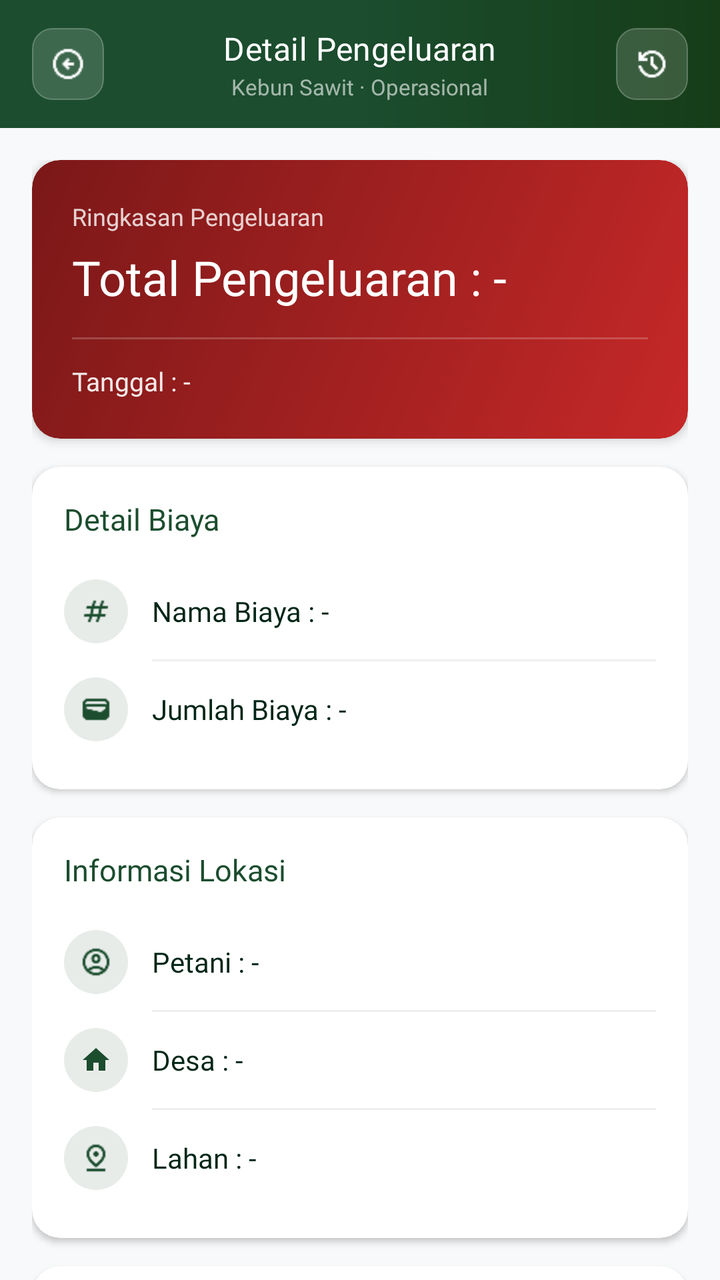
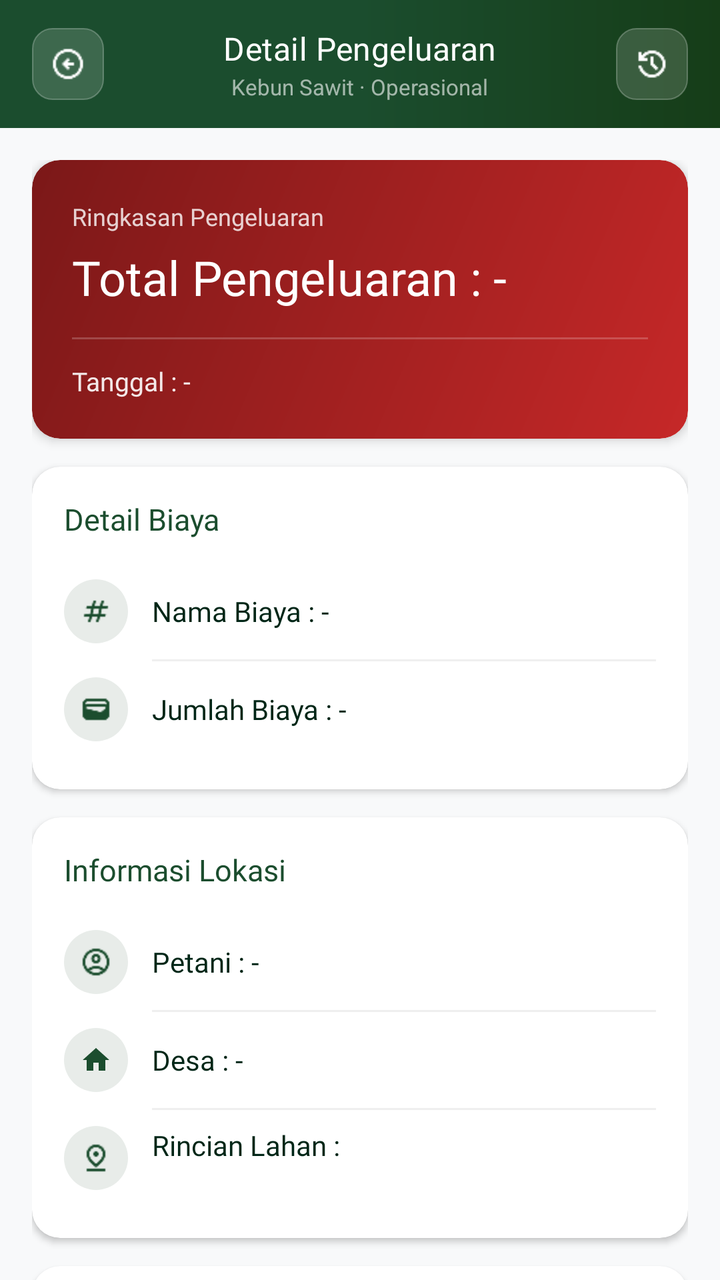

Two renders of the same Android screen: before a commit and after it. Below are the layout's source before the change and the commit's diff.
<!-- AndroidManifest.xml: application theme Theme.Notasawit -->
<!-- res/layout/activity_riwayat_pengeluaran.xml -->
<?xml version="1.0" encoding="utf-8"?>
<androidx.constraintlayout.widget.ConstraintLayout xmlns:android="http://schemas.android.com/apk/res/android"
    xmlns:app="http://schemas.android.com/apk/res-auto"
    xmlns:tools="http://schemas.android.com/tools"
    android:id="@+id/main"
    android:layout_width="match_parent"
    android:layout_height="match_parent"
    android:background="#F8F9FA"
    tools:context=".DetailRiwayatKeuangan.RiwayatPengeluaranActivity">
    
    <LinearLayout
        android:id="@+id/toolbar"
        android:layout_width="match_parent"
        android:layout_height="wrap_content"
        android:orientation="vertical"
        app:layout_constraintTop_toTopOf="parent">

        <LinearLayout
            android:layout_width="match_parent"
            android:layout_height="64dp"
            android:orientation="horizontal"
            android:gravity="center_vertical"
            android:paddingStart="16dp"
            android:paddingEnd="16dp"
            android:background="@drawable/bg_toolbar_gradient">

            
            <LinearLayout
                android:id="@+id/btnBack"
                android:layout_width="36dp"
                android:layout_height="36dp"
                android:gravity="center"
                android:background="@drawable/bg_toolbar_btn"
                android:clickable="true"
                android:focusable="true">

                <ImageView
                    android:layout_width="18dp"
                    android:layout_height="18dp"
                    android:src="@drawable/ic_arrow_left"
                    app:tint="#FFFFFF"
                    android:contentDescription="Kembali" />
            </LinearLayout>

            
            <LinearLayout
                android:layout_width="0dp"
                android:layout_height="wrap_content"
                android:layout_weight="1"
                android:orientation="vertical"
                android:gravity="center_horizontal"
                android:layout_marginStart="12dp"
                android:layout_marginEnd="12dp">

                <TextView
                    android:layout_width="wrap_content"
                    android:layout_height="wrap_content"
                    android:text="Detail Pengeluaran"
                    android:textColor="#FFFFFF"
                    android:textSize="16sp"
                    android:fontFamily="@font/poppins_bold"
                    android:letterSpacing="0.01" />

                <TextView
                    android:layout_width="wrap_content"
                    android:layout_height="wrap_content"
                    android:text="Kebun Sawit · Operasional"
                    android:textColor="#99FFFFFF"
                    android:textSize="11sp"
                    android:layout_marginTop="1dp" />
            </LinearLayout>

            
            <LinearLayout
                android:id="@+id/btnRiwayat"
                android:layout_width="36dp"
                android:layout_height="36dp"
                android:gravity="center"
                android:background="@drawable/bg_toolbar_btn"
                android:clickable="true"
                android:focusable="true">

                <ImageView
                    android:layout_width="18dp"
                    android:layout_height="18dp"
                    android:src="@drawable/ic_history"
                    app:tint="#FFFFFF"
                    android:contentDescription="Riwayat" />
            </LinearLayout>

        </LinearLayout>

    </LinearLayout>

    

    <ScrollView
        android:layout_width="match_parent"
        android:layout_height="0dp"
        android:paddingStart="16dp"
        android:paddingEnd="16dp"
        android:paddingTop="16dp"
        android:paddingBottom="28dp"
        android:clipToPadding="false"
        android:scrollbars="none"
        app:layout_constraintTop_toBottomOf="@id/toolbar"
        app:layout_constraintBottom_toBottomOf="parent">

        <LinearLayout
            android:layout_width="match_parent"
            android:layout_height="wrap_content"
            android:orientation="vertical">



            
            <androidx.cardview.widget.CardView
                android:layout_width="match_parent"
                android:layout_height="wrap_content"
                android:layout_marginBottom="14dp"
                app:cardCornerRadius="14dp"
                app:cardElevation="3dp">

                <LinearLayout
                    android:layout_width="match_parent"
                    android:layout_height="wrap_content"
                    android:orientation="vertical"
                    android:padding="20dp"
                    android:background="@drawable/bg_card_gradient_red">

                    <TextView
                        android:layout_width="wrap_content"
                        android:layout_height="wrap_content"
                        android:text="Ringkasan Pengeluaran"
                        android:textColor="#CCFFFFFF"
                        android:textSize="12sp"
                        android:fontFamily="@font/poppins_medium" />

                    <TextView
                        android:id="@+id/tvTotalPengeluaran"
                        android:layout_width="match_parent"
                        android:layout_height="wrap_content"
                        android:layout_marginTop="6dp"
                        android:text="Total Pengeluaran : -"
                        android:textColor="#FFFFFF"
                        android:textSize="24sp"
                        android:fontFamily="@font/poppins_bold" />

                    <View
                        android:layout_width="match_parent"
                        android:layout_height="1dp"
                        android:layout_marginTop="14dp"
                        android:layout_marginBottom="12dp"
                        android:background="#33FFFFFF" />

                    <TextView
                        android:id="@+id/tvTanggal"
                        android:layout_width="match_parent"
                        android:layout_height="wrap_content"
                        android:text="Tanggal : -"
                        android:textColor="#E6FFFFFF"
                        android:textSize="13sp"
                        android:fontFamily="@font/poppins_medium" />

                </LinearLayout>

            </androidx.cardview.widget.CardView>

            
            <androidx.cardview.widget.CardView
                android:layout_width="match_parent"
                android:layout_height="wrap_content"
                android:layout_marginBottom="14dp"
                app:cardCornerRadius="14dp"
                android:backgroundTint="@color/white"
                app:cardElevation="2dp">

                <LinearLayout
                    android:layout_width="match_parent"
                    android:layout_height="wrap_content"
                    android:orientation="vertical"
                    android:padding="16dp">

                    <TextView
                        android:layout_width="wrap_content"
                        android:layout_height="wrap_content"
                        android:text="Detail Biaya"
                        android:textColor="#1B4D2E"
                        android:textSize="15sp"
                        android:fontFamily="@font/poppins_semibold"
                        android:layout_marginBottom="12dp" />

                    
                    <LinearLayout
                        android:layout_width="match_parent"
                        android:layout_height="wrap_content"
                        android:orientation="horizontal"
                        android:gravity="center_vertical"
                        android:paddingTop="8dp"
                        android:paddingBottom="8dp">

                        <FrameLayout
                            android:layout_width="32dp"
                            android:layout_height="32dp"
                            android:background="@drawable/bg_icon_chip">

                            <ImageView
                                android:layout_width="16dp"
                                android:layout_height="16dp"
                                android:layout_gravity="center"
                                android:src="@drawable/ic_tag"
                                app:tint="#1B4D2E"
                                android:contentDescription="@null" />
                        </FrameLayout>

                        <TextView
                            android:id="@+id/tvNamaBiaya"
                            android:layout_width="0dp"
                            android:layout_height="wrap_content"
                            android:layout_weight="1"
                            android:layout_marginStart="12dp"
                            android:text="Nama Biaya : -"
                            android:textColor="#002617"
                            android:textSize="14sp"
                            android:fontFamily="@font/poppins_medium" />
                    </LinearLayout>

                    <View
                        android:layout_width="match_parent"
                        android:layout_height="1dp"
                        android:layout_marginStart="44dp"
                        android:background="#EFEFEF" />

                    
                    <LinearLayout
                        android:layout_width="match_parent"
                        android:layout_height="wrap_content"
                        android:orientation="horizontal"
                        android:gravity="center_vertical"
                        android:paddingTop="8dp"
                        android:paddingBottom="8dp">

                        <FrameLayout
                            android:layout_width="32dp"
                            android:layout_height="32dp"
                            android:background="@drawable/bg_icon_chip">

                            <ImageView
                                android:layout_width="16dp"
                                android:layout_height="16dp"
                                android:layout_gravity="center"
                                android:src="@drawable/ic_wallet"
                                app:tint="#1B4D2E"
                                android:contentDescription="@null" />
                        </FrameLayout>

                        <TextView
                            android:id="@+id/tvJumlahBiaya"
                            android:layout_width="0dp"
                            android:layout_height="wrap_content"
                            android:layout_weight="1"
                            android:layout_marginStart="12dp"
                            android:text="Jumlah Biaya : -"
                            android:textColor="#002617"
                            android:textSize="14sp"
                            android:fontFamily="@font/poppins_medium" />
                    </LinearLayout>

                </LinearLayout>

            </androidx.cardview.widget.CardView>

            
            <androidx.cardview.widget.CardView
                android:layout_width="match_parent"
                android:layout_height="wrap_content"
                android:layout_marginBottom="14dp"
                app:cardCornerRadius="14dp"
                android:backgroundTint="@color/white"
                app:cardElevation="2dp">

                <LinearLayout
                    android:layout_width="match_parent"
                    android:layout_height="wrap_content"
                    android:orientation="vertical"
                    android:padding="16dp">

                    <TextView
                        android:layout_width="wrap_content"
                        android:layout_height="wrap_content"
                        android:text="Informasi Lokasi"
                        android:textColor="#1B4D2E"
                        android:textSize="15sp"
                        android:fontFamily="@font/poppins_semibold"
                        android:layout_marginBottom="12dp" />

                    
                    <LinearLayout
                        android:layout_width="match_parent"
                        android:layout_height="wrap_content"
                        android:orientation="horizontal"
                        android:gravity="center_vertical"
                        android:paddingTop="8dp"
                        android:paddingBottom="8dp">

                        <FrameLayout
                            android:layout_width="32dp"
                            android:layout_height="32dp"
                            android:background="@drawable/bg_icon_chip">

                            <ImageView
                                android:layout_width="16dp"
                                android:layout_height="16dp"
                                android:layout_gravity="center"
                                android:src="@drawable/ic_profile"
                                app:tint="#1B4D2E"
                                android:contentDescription="@null" />
                        </FrameLayout>

                        <TextView
                            android:id="@+id/tvPetani"
                            android:layout_width="0dp"
                            android:layout_height="wrap_content"
                            android:layout_weight="1"
                            android:layout_marginStart="12dp"
                            android:text="Petani : -"
                            android:textColor="#002617"
                            android:textSize="14sp"
                            android:fontFamily="@font/poppins_medium" />
                    </LinearLayout>

                    <View
                        android:layout_width="match_parent"
                        android:layout_height="1dp"
                        android:layout_marginStart="44dp"
                        android:background="#EFEFEF" />

                    
                    <LinearLayout
                        android:layout_width="match_parent"
                        android:layout_height="wrap_content"
                        android:orientation="horizontal"
                        android:gravity="center_vertical"
                        android:paddingTop="8dp"
                        android:paddingBottom="8dp">

                        <FrameLayout
                            android:layout_width="32dp"
                            android:layout_height="32dp"
                            android:background="@drawable/bg_icon_chip">

                            <ImageView
                                android:layout_width="16dp"
                                android:layout_height="16dp"
                                android:layout_gravity="center"
                                android:src="@drawable/ic_home"
                                app:tint="#1B4D2E"
                                android:contentDescription="@null" />
                        </FrameLayout>

                        <TextView
                            android:id="@+id/tvDesa"
                            android:layout_width="0dp"
                            android:layout_height="wrap_content"
                            android:layout_weight="1"
                            android:layout_marginStart="12dp"
                            android:text="Desa : -"
                            android:textColor="#002617"
                            android:textSize="14sp"
                            android:fontFamily="@font/poppins_medium" />
                    </LinearLayout>

                    <View
                        android:layout_width="match_parent"
                        android:layout_height="1dp"
                        android:layout_marginStart="44dp"
                        android:background="#EFEFEF" />

                    
                    <LinearLayout
                        android:layout_width="match_parent"
                        android:layout_height="wrap_content"
                        android:orientation="horizontal"
                        android:gravity="center_vertical"
                        android:paddingTop="8dp"
                        android:paddingBottom="8dp">

                        <FrameLayout
                            android:layout_width="32dp"
                            android:layout_height="32dp"
                            android:background="@drawable/bg_icon_chip">

                            <ImageView
                                android:layout_width="16dp"
                                android:layout_height="16dp"
                                android:layout_gravity="center"
                                android:src="@drawable/ic_map_pin"
                                app:tint="#1B4D2E"
                                android:contentDescription="@null" />
                        </FrameLayout>

                        <TextView
                            android:id="@+id/tvLahan"
                            android:layout_width="0dp"
                            android:layout_height="wrap_content"
                            android:layout_weight="1"
                            android:layout_marginStart="12dp"
                            android:text="Lahan : -"
                            android:textColor="#002617"
                            android:textSize="14sp"
                            android:fontFamily="@font/poppins_medium" />
                    </LinearLayout>

                </LinearLayout>

            </androidx.cardview.widget.CardView>

            
            <androidx.cardview.widget.CardView
                android:layout_width="match_parent"
                android:layout_height="wrap_content"
                app:cardCornerRadius="14dp"
                android:backgroundTint="@color/white"
                app:cardElevation="2dp">

                <LinearLayout
                    android:layout_width="match_parent"
                    android:layout_height="wrap_content"
                    android:orientation="vertical"
                    android:padding="16dp">

                    <LinearLayout
                        android:layout_width="wrap_content"
                        android:layout_height="wrap_content"
                        android:orientation="horizontal"
                        android:gravity="center_vertical"
                        android:layout_marginBottom="10dp">

                        <ImageView
                            android:layout_width="16dp"
                            android:layout_height="16dp"
                            android:src="@drawable/ic_note"
                            app:tint="#1B4D2E"
                            android:contentDescription="@null" />

                        <TextView
                            android:layout_width="wrap_content"
                            android:layout_height="wrap_content"
                            android:layout_marginStart="8dp"
                            android:text="Keterangan"
                            android:textColor="#1B4D2E"
                            android:textSize="15sp"
                            android:fontFamily="@font/poppins_semibold" />
                    </LinearLayout>

                    <TextView
                        android:id="@+id/tvKeterangan"
                        android:layout_width="match_parent"
                        android:layout_height="wrap_content"
                        android:padding="12dp"
                        android:background="@drawable/bg_keterangan_box"
                        android:text="Keterangan : -"
                        android:textColor="#666666"
                        android:textSize="13sp"
                        android:lineSpacingExtra="3dp"
                        android:fontFamily="@font/poppins_medium" />

                </LinearLayout>

            </androidx.cardview.widget.CardView>
            
            <FrameLayout
                android:layout_width="match_parent"
                android:layout_height="wrap_content"
                android:layout_marginTop="14dp"
                android:layout_marginBottom="14dp">

                <androidx.cardview.widget.CardView
                    android:layout_width="match_parent"
                    android:layout_height="220dp"
                    app:cardCornerRadius="14dp"
                    app:cardElevation="3dp"
                    app:cardBackgroundColor="#F8F9FA">

                    <ImageView
                        android:id="@+id/imgBuktiBiaya"
                        android:layout_width="match_parent"
                        android:layout_height="match_parent"
                        android:scaleType="centerCrop"
                        android:src="@drawable/ic_camera"
                        android:contentDescription="Foto Bukti Biaya" />

                </androidx.cardview.widget.CardView>

                <TextView
                    android:id="@+id/tvJenisBiaya"
                    android:layout_width="wrap_content"
                    android:layout_height="wrap_content"
                    android:layout_gravity="top|end"
                    android:layout_margin="12dp"
                    android:background="@drawable/bg_badge_jenis"
                    android:paddingStart="14dp"
                    android:paddingEnd="14dp"
                    android:paddingTop="6dp"
                    android:paddingBottom="6dp"
                    android:text="Jenis : -"
                    android:textColor="#FFFFFF"
                    android:textSize="12sp"
                    android:fontFamily="@font/poppins_semibold" />

            </FrameLayout>

        </LinearLayout>

    </ScrollView>
</androidx.constraintlayout.widget.ConstraintLayout>
<!-- resources referenced by this layout -->
<resources>
  <color name="white">#FFFFFFFF</color>
  <!-- drawable bg_badge_jenis (drawable) -->
  <shape xmlns:android="http://schemas.android.com/apk/res/android" android:shape="rectangle">
      <solid android:color="#C62828" />
      <corners android:radius="20dp" />
  </shape>
  <!-- drawable bg_card_gradient_red (drawable) -->
  <shape xmlns:android="http://schemas.android.com/apk/res/android" android:shape="rectangle">
      <gradient
          android:angle="135"
          android:startColor="#C62828"
          android:endColor="#7B1818"
          android:type="linear" />
      <corners android:radius="14dp" />
  </shape>
  <!-- drawable bg_icon_chip (drawable) -->
  <shape xmlns:android="http://schemas.android.com/apk/res/android" android:shape="oval">
      <solid android:color="#E8ECE9" />
  </shape>
  <!-- drawable bg_keterangan_box (drawable) -->
  <shape xmlns:android="http://schemas.android.com/apk/res/android" android:shape="rectangle">
      <solid android:color="#F8F9FA" />
      <corners android:radius="10dp" />
  </shape>
  <!-- drawable bg_toolbar_gradient (drawable) -->
  <?xml version="1.0" encoding="utf-8"?>
  <shape xmlns:android="http://schemas.android.com/apk/res/android">
      <gradient
          android:type="linear"
          android:angle="180"
          android:startColor="#163D18"
          android:centerColor="#1B4D2E"
          android:endColor="#1B4D2E" />
  </shape>
  <!-- drawable ic_camera (drawable) -->
  <vector xmlns:android="http://schemas.android.com/apk/res/android" android:height="24dp" android:tint="@color/agri_green_dark" android:viewportHeight="24" android:viewportWidth="24" android:width="24dp">
        
      <path android:fillColor="@color/agri_green_dark" android:pathData="M12,12m-3.2,0a3.2,3.2 0,1 1,6.4 0a3.2,3.2 0,1 1,-6.4 0"/>
        
      <path android:fillColor="@color/agri_green_dark" android:pathData="M9,2L7.17,4L4,4c-1.1,0 -2,0.9 -2,2v12c0,1.1 0.9,2 2,2h16c1.1,0 2,-0.9 2,-2L22,6c0,-1.1 -0.9,-2 -2,-2h-3.17L15,2L9,2zM12,17c-2.76,0 -5,-2.24 -5,-5s2.24,-5 5,-5 5,2.24 5,5 -2.24,5 -5,5z"/>
      
  </vector>
  <!-- drawable ic_home (drawable) -->
  <vector xmlns:android="http://schemas.android.com/apk/res/android"
      android:width="24dp"
      android:height="24dp"
      android:viewportWidth="24"
      android:viewportHeight="24"
      android:tint="@color/white">
      <path android:fillColor="@android:color/white" android:pathData="M10,20v-6h4v6h5v-8h3L12,3 2,12h3v8z"/>
      
  </vector>
  <style name="Theme.Notasawit" parent="Base.Theme.Notasawit" />
  <color name="agri_green_dark">@color/primary</color>
  <style name="Base.Theme.Notasawit" parent="Theme.Material3.Light.NoActionBar">
          
          <item name="colorPrimary">@color/primary</item>
          <item name="colorSecondary">@color/secondary</item>
          <item name="colorTertiary">@color/tertiary</item>
          <item name="android:statusBarColor">@color/white</item>
          <item name="android:windowLightStatusBar">true</item>
          
          <item name="elevationOverlayEnabled">false</item>
          <item name="colorSurface">@color/white</item>
          
          <item name="colorControlNormal">@color/tertiary</item>
          <item name="colorControlActivated">@color/primary</item>
      </style>
  <color name="primary">#1B4D2E</color>
  <color name="secondary">#D4AF37</color>
  <color name="tertiary">#002617</color>
  <!-- unchanged entries left out for length: 8 -->
</resources>

<!-- the commit's change to res/layout/activity_riwayat_pengeluaran.xml (unified diff, before → after) -->
@@ -381,7 +381,7 @@
                         android:layout_width="match_parent"
                         android:layout_height="wrap_content"
                         android:orientation="horizontal"
-                        android:gravity="center_vertical"
+                        android:gravity="top"
                         android:paddingTop="8dp"
                         android:paddingBottom="8dp">
 
@@ -405,9 +405,10 @@
                             android:layout_height="wrap_content"
                             android:layout_weight="1"
                             android:layout_marginStart="12dp"
-                            android:text="Lahan : -"
+                            android:text="Rincian Lahan :"
                             android:textColor="#002617"
                             android:textSize="14sp"
+                            android:lineSpacingExtra="3dp"
                             android:fontFamily="@font/poppins_medium" />
                     </LinearLayout>
 
